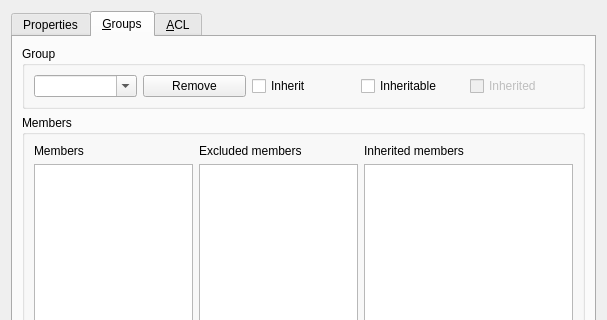
This is src/mumble/ACLEditor.ui in mumble-voip/mumble as Qt 5 draws it before an edit; both pictures show x 0 to 607 and y 0 to 320 of the 607 by 509 pixel window. The edited form follows.
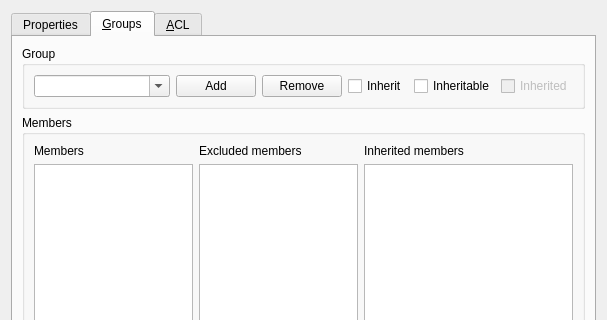
This is the edited form. The open tabs and pages were chosen to show the change.

Commit message: Add group "Add" button to ACL dialog.

What changed in the file:
```diff
--- a/src/mumble/ACLEditor.ui
+++ b/src/mumble/ACLEditor.ui
@@ -115,6 +115,24 @@
          <layout class="QHBoxLayout">
           <item>
            <widget class="QComboBox" name="qcbGroupList">
+            <property name="sizePolicy">
+             <sizepolicy hsizetype="MinimumExpanding" vsizetype="Fixed">
+              <horstretch>0</horstretch>
+              <verstretch>0</verstretch>
+             </sizepolicy>
+            </property>
+            <property name="maximumSize">
+             <size>
+              <width>300</width>
+              <height>16777215</height>
+             </size>
+            </property>
+            <property name="sizeIncrement">
+             <size>
+              <width>0</width>
+              <height>0</height>
+             </size>
+            </property>
             <property name="toolTip">
              <string>List of groups</string>
             </property>
@@ -127,6 +145,20 @@
             </property>
            </widget>
           </item>
+          <item>
+           <widget class="QPushButton" name="qpbGroupAdd">
+            <property name="toolTip">
+             <string>Add new group</string>
+            </property>
+            <property name="whatsThis">
+             <string>&lt;b&gt;Add&lt;/b&gt;&lt;br/&gt;
+Add a new group.</string>
+            </property>
+            <property name="text">
+             <string>Add</string>
+            </property>
+           </widget>
+          </item>
           <item>
            <widget class="QPushButton" name="qpbGroupRemove">
             <property name="toolTip">
```
The commit also changes 2 other files.
